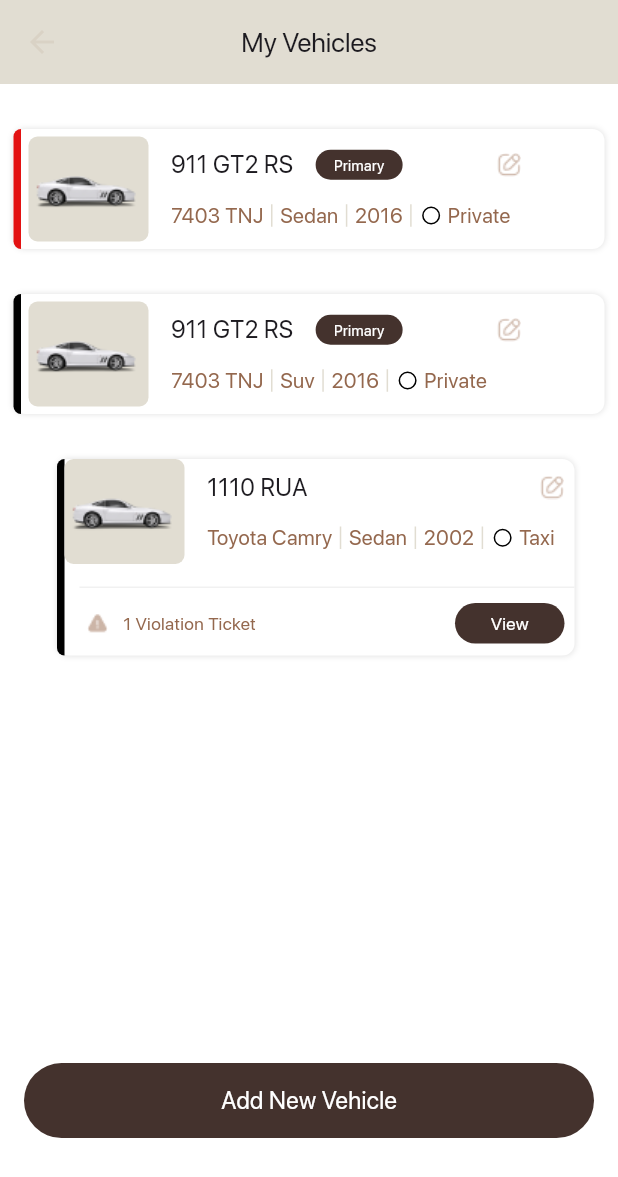
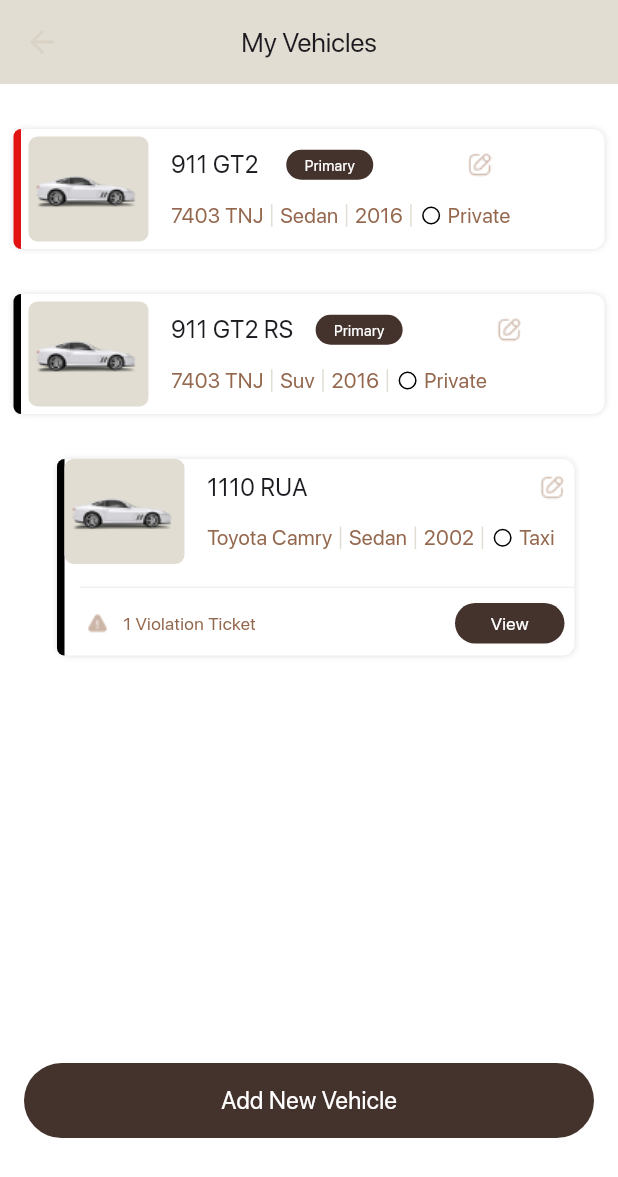
Before and after one commit to ArjunPrathapGit/vehicle-project, a Flutter app: the HomeScreen screen opened directly, on a phone screen of 412 x 824 dp. Shown: the top 1177 px of the screen. Run offline on Flutter 3.47's test engine with Material 3 defaults, Android fonts, the phone set to English and light mode, and no system bars; drawn by our look-alikes of flutter_slidable; our stand-ins replace dotted_border, pinput, shared_preferences; missing offline and left inert: otp_timer_button; accounts and stored records are empty.

```diff
--- a/lib/screens/home_Screen.dart
+++ b/lib/screens/home_Screen.dart
@@ -48,7 +48,7 @@ class HomeScreen extends StatelessWidget {
                     padding: EdgeInsets.symmetric(horizontal: 9),
                     child: VehicleDetails(
                       color: Color(0xFFE31212),
-                      carmodelNumber: '911 GT2 RS',
+                      carmodelNumber: '911 GT2 ',
                       carModelName: '7403 TNJ',
                       carType: 'Sedan',
                       carYear: '2016',
```
